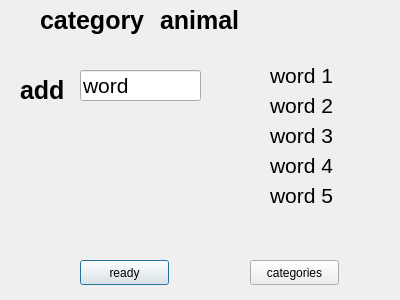
Above: category.ui from MariHarutyunyanGithub/QT_lab before the change. Below: the same form after it.
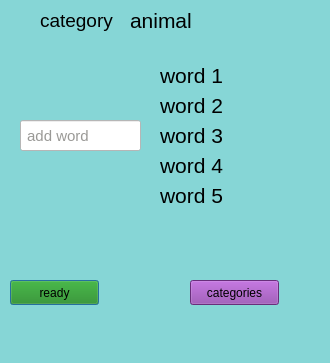
That is the form after the change.

What changed in the file:
```diff
--- a/category.ui
+++ b/category.ui
@@ -6,13 +6,16 @@
    <rect>
     <x>0</x>
     <y>0</y>
-    <width>400</width>
-    <height>300</height>
+    <width>330</width>
+    <height>363</height>
    </rect>
   </property>
   <property name="windowTitle">
    <string>Dialog</string>
   </property>
+  <property name="styleSheet">
+   <string notr="true">background-color: rgb(134, 214, 214);</string>
+  </property>
   <widget class="QLabel" name="label">
    <property name="geometry">
     <rect>
@@ -24,8 +27,8 @@
    </property>
    <property name="font">
     <font>
-     <pointsize>19</pointsize>
-     <bold>true</bold>
+     <pointsize>14</pointsize>
+     <bold>false</bold>
     </font>
    </property>
    <property name="text">
@@ -35,63 +38,48 @@
   <widget class="QLabel" name="category">
    <property name="geometry">
     <rect>
-     <x>160</x>
+     <x>130</x>
      <y>0</y>
-     <width>191</width>
+     <width>111</width>
      <height>41</height>
     </rect>
    </property>
    <property name="font">
     <font>
-     <pointsize>19</pointsize>
-     <bold>true</bold>
+     <pointsize>16</pointsize>
+     <bold>false</bold>
     </font>
    </property>
    <property name="text">
     <string>animal</string>
    </property>
   </widget>
-  <widget class="QLabel" name="label_add">
-   <property name="geometry">
-    <rect>
-     <x>20</x>
-     <y>70</y>
-     <width>51</width>
-     <height>41</height>
-    </rect>
-   </property>
-   <property name="font">
-    <font>
-     <pointsize>19</pointsize>
-     <bold>true</bold>
-    </font>
-   </property>
-   <property name="text">
-    <string>add</string>
-   </property>
-  </widget>
   <widget class="QLineEdit" name="lineEdit_word">
    <property name="geometry">
     <rect>
-     <x>80</x>
-     <y>70</y>
+     <x>20</x>
+     <y>120</y>
      <width>121</width>
      <height>31</height>
     </rect>
    </property>
    <property name="font">
     <font>
-     <pointsize>16</pointsize>
+     <pointsize>11</pointsize>
     </font>
    </property>
+   <property name="styleSheet">
+    <string notr="true">background-color: rgb(255, 255, 255);
+color: rgb(154, 153, 150);</string>
+   </property>
    <property name="text">
-    <string>word</string>
+    <string> add word</string>
    </property>
   </widget>
   <widget class="QLabel" name="word_1">
    <property name="geometry">
     <rect>
-     <x>270</x>
+     <x>160</x>
      <y>60</y>
      <width>81</width>
      <height>31</height>
@@ -109,7 +97,7 @@
   <widget class="QLabel" name="word_2">
    <property name="geometry">
     <rect>
-     <x>270</x>
+     <x>160</x>
      <y>90</y>
      <width>81</width>
      <height>31</height>
@@ -127,7 +115,7 @@
   <widget class="QLabel" name="word_4">
    <property name="geometry">
     <rect>
-     <x>270</x>
+     <x>160</x>
      <y>150</y>
      <width>81</width>
      <height>31</height>
@@ -145,7 +133,7 @@
   <widget class="QLabel" name="word_3">
    <property name="geometry">
     <rect>
-     <x>270</x>
+     <x>160</x>
      <y>120</y>
      <width>81</width>
      <height>31</height>
@@ -163,7 +151,7 @@
   <widget class="QLabel" name="word_5">
    <property name="geometry">
     <rect>
-     <x>270</x>
+     <x>160</x>
      <y>180</y>
      <width>81</width>
      <height>31</height>
@@ -181,12 +169,15 @@
   <widget class="QPushButton" name="ready">
    <property name="geometry">
     <rect>
-     <x>80</x>
-     <y>260</y>
+     <x>10</x>
+     <y>280</y>
      <width>89</width>
      <height>25</height>
     </rect>
    </property>
+   <property name="styleSheet">
+    <string notr="true">background-color: rgb(26, 135, 9);</string>
+   </property>
    <property name="text">
     <string>ready</string>
    </property>
@@ -194,12 +185,15 @@
   <widget class="QPushButton" name="back_to_categories">
    <property name="geometry">
     <rect>
-     <x>250</x>
-     <y>260</y>
+     <x>190</x>
+     <y>280</y>
      <width>89</width>
      <height>25</height>
     </rect>
    </property>
+   <property name="styleSheet">
+    <string notr="true">background-color: rgb(145, 65, 172);</string>
+   </property>
    <property name="text">
     <string>categories</string>
    </property>
```
